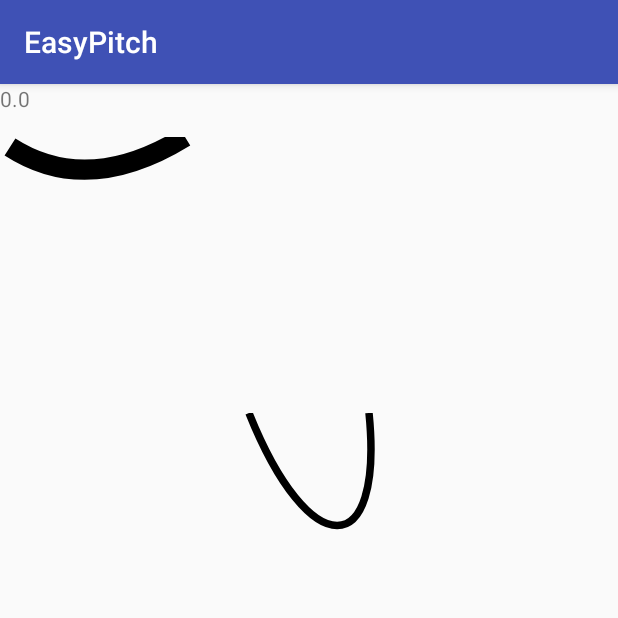
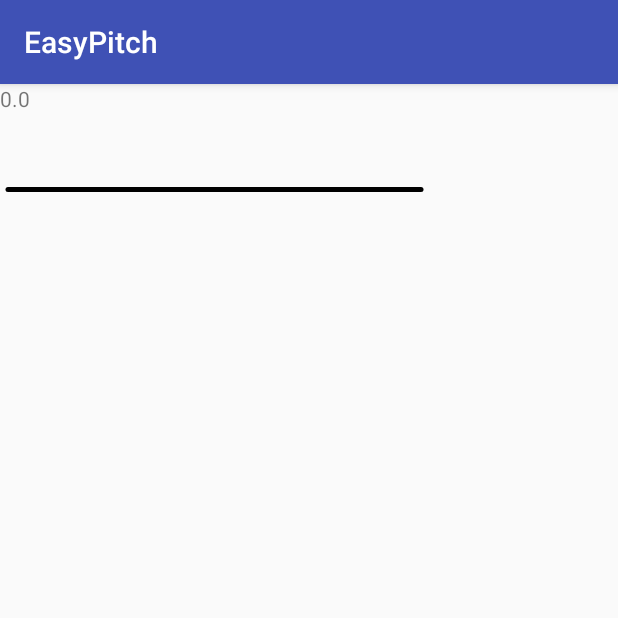
Before and after one commit to Dbajj/easy-pitch, an Android app: the screen it shows after launch (MainActivity), on a phone screen of 412 x 824 dp, the top half of it. Run offline under Robolectric (Android 15) with nearby library versions, the phone set to English and light mode, and no system bars; 3 statements that could not run were skipped.

Commit message:
- Add variable guitar curve parameter to StringView

```diff
--- a/app/src/main/java/com/adiga/easypitch/io/MicrophoneIO.java
+++ b/app/src/main/java/com/adiga/easypitch/io/MicrophoneIO.java
@@ -85,9 +85,6 @@ public class MicrophoneIO {
         if (null != recorder) {
             isRecording = false;
             recorder.stop();
-            recorder.release();
-            recorder = null;
-            recordingThread = null;
         }
 
     }
--- a/app/src/main/java/com/adiga/easypitch/ui/AudioFragment.java
+++ b/app/src/main/java/com/adiga/easypitch/ui/AudioFragment.java
@@ -1,5 +1,6 @@
 package com.adiga.easypitch.ui;
 
+import android.animation.ObjectAnimator;
 import android.media.MediaScannerConnection;
 import android.os.Bundle;
 import android.os.Handler;
@@ -27,6 +28,9 @@ public class AudioFragment extends Fragment {
     private Handler audioHandler;
     private MicrophoneIO audioInput;
 
+    private StringView string;
+    private float currentOffset;
+
 
     @Override
     public void onActivityCreated(@Nullable Bundle savedInstanceState) {
@@ -39,17 +43,25 @@ public class AudioFragment extends Fragment {
 
         audioHandler = new Handler();
 
+        string = getActivity().findViewById(R.id.guitar_string);
+
+        currentOffset = 0;
 
     }
 
     @Override
     public void onStart() {
         super.onStart();
+        audioInput.startRecording();
         audioHandler.post(new Runnable() {
             double[] audioBuffer;
 
             @Override
             public void run() {
+                ObjectAnimator animation = ObjectAnimator.ofFloat(string,"CurveOffset",currentOffset%1);
+                currentOffset += 0.1;
+                animation.setDuration(1000);
+                animation.start();
                 audioBuffer = audioInput.getSample();
                 pitchString = String.valueOf(pitchDetector.findPitch(audioBuffer)) + "\n";
 
@@ -64,5 +76,6 @@ public class AudioFragment extends Fragment {
     public void onPause() {
         super.onPause();
         audioHandler.removeCallbacksAndMessages(null);
+        audioInput.stopRecording();
     }
 }
--- a/app/src/main/java/com/adiga/easypitch/ui/MainActivity.java
+++ b/app/src/main/java/com/adiga/easypitch/ui/MainActivity.java
@@ -1,36 +1,20 @@
 package com.adiga.easypitch.ui;
 
 import android.Manifest;
-import android.content.Intent;
 import android.content.pm.PackageManager;
-import android.media.AudioRecord;
 import android.os.Build;
-import android.os.Handler;
 import android.support.annotation.NonNull;
 import android.support.v4.app.ActivityCompat;
-import android.support.v4.app.Fragment;
 import android.support.v4.app.FragmentManager;
 import android.support.v4.app.FragmentTransaction;
-import android.support.v4.content.ContextCompat;
 import android.support.v7.app.AppCompatActivity;
 import android.os.Bundle;
-import android.util.Log;
-import android.view.View;
-import android.widget.TextView;
 import android.widget.Toast;
 
 import com.adiga.easypitch.R;
-import com.adiga.easypitch.io.MicrophoneIO;
-import com.adiga.easypitch.pitch.PitchDetector;
-
-import org.w3c.dom.Text;
-
-import java.util.concurrent.LinkedBlockingQueue;
-import java.util.concurrent.TimeUnit;
 
 public class MainActivity extends AppCompatActivity {
 
-    TextView audioOutputTextID;
     private static final int AUDIO_PERMISSION_REQUEST_CODE = 5;
 
 
--- a/app/src/main/java/com/adiga/easypitch/ui/StringView.java
+++ b/app/src/main/java/com/adiga/easypitch/ui/StringView.java
@@ -21,25 +21,67 @@ import com.adiga.easypitch.R;
  */
 
 public class StringView extends View {
+
+    private float mOffset;
+
+    private float[] mCoordinates;
+
     public StringView(Context context, @Nullable AttributeSet attrs) {
         super(context, attrs);
 
         TypedArray a = context.getTheme().obtainStyledAttributes(attrs,
                 R.styleable.StringView,0,0);
+
+        try {
+            mOffset = a.getFloat(R.styleable.StringView_curveOffset,0);
+        } finally {
+            a.recycle();
+        }
+
+        mCoordinates = new float[6];
+    }
+
+    private void setCoordinates() {
+        int heightNoPadding = getLayoutParams().height-getPaddingTop()-getPaddingBottom();
+        int widthNoPadding = getLayoutParams().width-getPaddingLeft()-getPaddingRight();
+        mCoordinates[0] = getPaddingLeft();
+        mCoordinates[1] = (getPaddingTop()+(heightNoPadding/2F));
+        mCoordinates[2] = ((getPaddingLeft()+widthNoPadding/2F));
+        mCoordinates[3] = findCurveMidpoint();
+
+        mCoordinates[4] = getPaddingLeft()+widthNoPadding;
+        mCoordinates[5] = mCoordinates[1];
+    }
+
+    private float findCurveMidpoint() {
+        if(mOffset > 1F) {
+            return 1F;
+        } else if (mOffset < -1F) {
+            return -1F;
+        }
+
+        float midPointY = getPaddingTop()+(getLayoutParams().height-getPaddingBottom()-getPaddingTop())/2F;
+
+        float heightNoPadding = getLayoutParams().height-getPaddingTop()-getPaddingBottom();
+
+        float offsetAdjustment = heightNoPadding*mOffset;
+
+
+        return midPointY+offsetAdjustment;
     }
 
     @Override
     protected void onDraw(Canvas canvas) {
-        int leftCoord = 0;
-        int topCoord = 0;
-        int rightCoord = getLayoutParams().width;
-        int bottomCoord = getLayoutParams().height;
+        setCoordinates();
+
         Path p = new Path();
-        p.moveTo(leftCoord+10,topCoord+10);
-        p.quadTo(((float)(rightCoord-10-leftCoord-10))/2,60,rightCoord-10,0);
+        p.moveTo(mCoordinates[0],mCoordinates[1]);
+
+        p.quadTo(mCoordinates[2],mCoordinates[3],mCoordinates[4],mCoordinates[5]);
         Paint paint = new Paint();
         paint.setStyle(Paint.Style.STROKE);
-        paint.setStrokeWidth(20F);
+        paint.setStrokeWidth(5F);
+        paint.setStrokeCap(Paint.Cap.ROUND);
         paint.setAntiAlias(true);
         paint.setFilterBitmap(true);
         paint.setDither(true);
@@ -50,4 +92,16 @@ public class StringView extends View {
     protected void onMeasure(int widthMeasureSpec, int heightMeasureSpec) {
         setMeasuredDimension(MeasureSpec.getSize(widthMeasureSpec),MeasureSpec.getSize(heightMeasureSpec));
     }
+
+    public void setCurveOffset(float f) {
+        if(f > 1F) {
+            mOffset = 1F;
+        } else if (f < -1F) {
+            mOffset = -1F;
+        } else {
+            mOffset = f;
+        }
+
+        invalidate();
+    }
 }
--- a/app/src/main/res/drawable/ic_asset_2.xml
+++ /dev/null
@@ -1,7 +0,0 @@
-<vector android:height="100dp" android:viewportHeight="100"
-    android:viewportWidth="100" android:width="100dp" xmlns:android="http://schemas.android.com/apk/res/android">
-    <path
-        android:strokeColor="#FF000000"
-        android:strokeWidth="5"
-        android:pathData="M 10,0 C  50,100 100,100 90,0 "/>
-</vector>
--- a/app/src/main/res/layout/activity_main.xml
+++ b/app/src/main/res/layout/activity_main.xml
@@ -9,10 +9,12 @@
     <LinearLayout
         android:layout_width="match_parent"
         android:layout_height="match_parent"
-        android:orientation = "vertical">
+        android:orientation="vertical"
+        tools:layout_editor_absoluteX="0dp"
+        tools:layout_editor_absoluteY="0dp">
 
-            <TextView
-            android:id = "@+id/audio_sample"
+        <TextView
+            android:id="@+id/audio_sample"
             android:layout_width="wrap_content"
             android:layout_height="wrap_content"
             android:text="Hello World"
@@ -22,14 +24,10 @@
             app:layout_constraintTop_toTopOf="parent" />
 
         <com.adiga.easypitch.ui.StringView
-            android:layout_width="130dp"
-            android:layout_height="184dp" />
-
-        <ImageView
-            android:id="@+id/imageView"
-            android:layout_width="match_parent"
-            android:layout_height="wrap_content"
-            app:srcCompat="@drawable/ic_asset_2" />
+            android:id="@+id/guitar_string"
+            android:layout_width="286dp"
+            android:layout_height="70dp"
+            android:padding="5dp" />
 
 
     </LinearLayout>
--- a/app/src/main/res/values/attrs.xml
+++ b/app/src/main/res/values/attrs.xml
@@ -1,7 +1,6 @@
 <?xml version="1.0" encoding="utf-8"?>
 <resources>
     <declare-styleable name="StringView">
-        <attr name="imageWidth" format="float"/>
-        <attr name="imageHeight" format="float"/>
+        <attr name="curveOffset" format="float"/>
     </declare-styleable>
 </resources>
```
